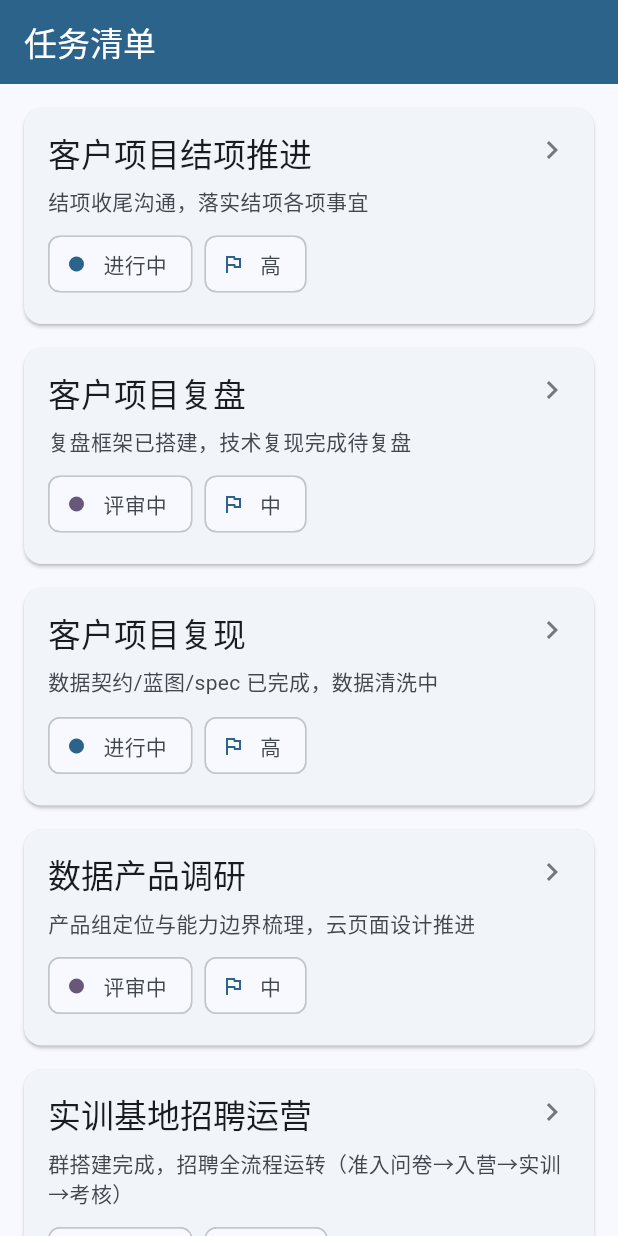
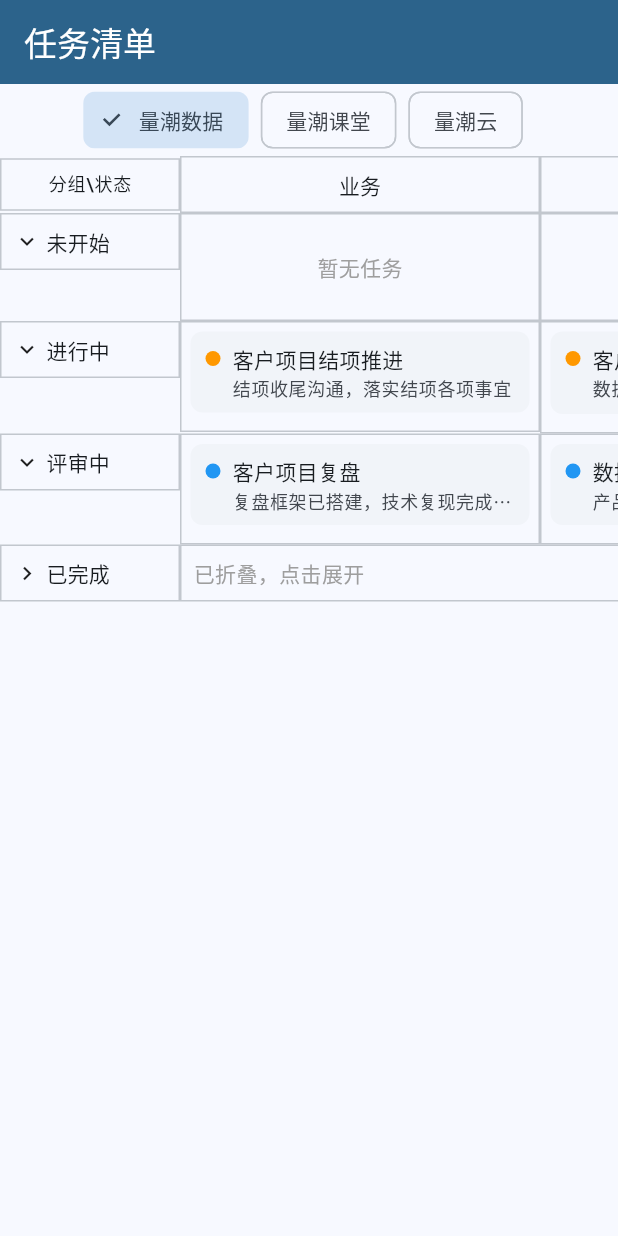
Before and after one commit to quanttide/qtcloud-execute, a Flutter app: the screen it shows after launch, on a phone screen of 412 x 824 dp. Run offline on Flutter 3.47's test engine with Material 3 defaults, Android fonts, the phone set to English and light mode, and no system bars; our stand-ins replace flutter_bloc, go_router.

Commit message:
feat(studio): 阶段4 页面收敛——二维看板页面接线 Cubit + 旧代码全删 + ROADMAP 勾选（pi 执行，76 测试全绿 build web 成功）

```diff
--- a/src/studio/lib/main.dart
+++ b/src/studio/lib/main.dart
@@ -1,9 +1,14 @@
+import 'dart:async';
+
 import 'package:flutter/material.dart';
+import 'package:flutter_bloc/flutter_bloc.dart';
 import 'package:flutter_web_plugins/url_strategy.dart';
 
 import 'data/seed_tasks.dart';
 import 'repositories/task_repository.dart';
 import 'router.dart';
+import 'states/board_cubit.dart';
+import 'states/task_list_cubit.dart';
 import 'theme.dart';
 
 void main() {
@@ -11,19 +16,69 @@
   runApp(const QuantTideExecuteStudioApp());
 }
 
-class QuantTideExecuteStudioApp extends StatelessWidget {
+/// 应用根：注入仓储（种子/本地文件），MultiBlocProvider 提供 Cubit。
+///
+/// 仓储异步加载（asset/文件 IO）——加载完成前显示 loading，失败显示错误；
+/// 测试通过 [loadRepository] 注入内存仓储（不碰文件/网络）。
+class QuantTideExecuteStudioApp extends StatefulWidget {
   const QuantTideExecuteStudioApp({super.key, this.loadRepository});
 
   /// 仓储加载器，默认从种子 asset 构建；测试可注入替换
   final Future<TaskRepository> Function()? loadRepository;
 
   @override
+  State<QuantTideExecuteStudioApp> createState() =>
+      _QuantTideExecuteStudioAppState();
+}
+
+class _QuantTideExecuteStudioAppState extends State<QuantTideExecuteStudioApp> {
+  TaskRepository? _repository;
+  Object? _error;
+
+  @override
+  void initState() {
+    super.initState();
+    unawaited(_load());
+  }
+
+  Future<void> _load() async {
+    try {
+      final TaskRepository repository =
+          await (widget.loadRepository ?? loadSeedRepository)();
+      if (!mounted) return;
+      setState(() => _repository = repository);
+    } catch (e) {
+      if (!mounted) return;
+      setState(() => _error = e);
+    }
+  }
+
+  @override
   Widget build(BuildContext context) {
+    final repository = _repository;
+    if (repository == null) {
+      // 仓储未就绪：loading / 加载失败
+      return MaterialApp(
+        title: '量潮执行云',
+        theme: buildTheme(),
+        home: Scaffold(
+          body: _error != null
+              ? Center(child: Text('加载失败：$_error'))
+              : const Center(child: CircularProgressIndicator()),
+        ),
+      );
+    }
     return MaterialApp.router(
       title: '量潮执行云',
       theme: buildTheme(),
-      routerConfig: buildRouter(
-        loadRepository: loadRepository ?? loadSeedRepository,
+      routerConfig: buildRouter(),
+      // 在 Navigator 之上提供 Cubit——页面经 context.read 消费，不直接持有仓储
+      builder: (context, child) => MultiBlocProvider(
+        providers: [
+          BlocProvider(create: (_) => TaskListCubit(repository)),
+          BlocProvider(create: (_) => BoardCubit(repository)),
+        ],
+        child: child!,
       ),
     );
   }
--- a/src/studio/lib/router.dart
+++ b/src/studio/lib/router.dart
@@ -1,30 +1,17 @@
-import 'package:flutter/material.dart';
 import 'package:go_router/go_router.dart';
 
-import 'repositories/task_repository.dart';
-import 'screens/task_detail.dart';
-import 'screens/tasks.dart';
+import 'screens/task_list_screen.dart';
 
-/// 构建应用路由：任务清单为首页，任务档案按 id 查看详情
+/// 构建应用路由：仅清单页（执行云首页——二维看板）。
 ///
-/// [loadRepository] 可由调用方注入，便于测试替换数据源。
-GoRouter buildRouter({
-  required Future<TaskRepository> Function() loadRepository,
-}) {
+/// 任务详情走弹窗（TaskDetailDialog 就地操作），不再需要 /tasks/:id 路由。
+/// Cubit 由 main.dart 的 MultiBlocProvider 注入，路由无需再传递仓储。
+GoRouter buildRouter() {
   return GoRouter(
     routes: [
       GoRoute(
         path: '/',
-        builder: (BuildContext context, GoRouterState state) =>
-            TasksScreen(loadRepository: loadRepository),
-      ),
-      GoRoute(
-        path: '/tasks/:id',
-        builder: (BuildContext context, GoRouterState state) =>
-            TaskDetailScreen(
-          taskId: state.pathParameters['id']!,
-          loadRepository: loadRepository,
-        ),
+        builder: (_, _) => const TaskListScreen(),
       ),
     ],
   );
--- /dev/null
+++ b/src/studio/lib/screens/task_list_screen.dart
@@ -0,0 +1,105 @@
+import 'dart:async';
+
+import 'package:flutter/material.dart';
+import 'package:flutter_bloc/flutter_bloc.dart';
+
+import '../models/task.dart';
+import '../states/board_cubit.dart';
+import '../states/task_list_cubit.dart';
+import '../widgets/board_view.dart';
+import '../widgets/task_detail_dialog.dart';
+import '../widgets/task_list_switcher.dart';
+
+/// 执行云首页——业务清单的二维看板页面。
+///
+/// 接线：顶部清单切换器（TaskListCubit）+ 看板（BoardCubit 投影）+ 详情弹窗。
+/// Cubit 由上层 [MultiBlocProvider] 注入（main.dart），本页只消费不创建。
+///
+/// 数据流（单向）：
+/// - initState → TaskListCubit.loadLists（清单动态加载）
+/// - currentListId 变化 → BoardCubit.loadTasks（清单切换看板跟随）
+/// - 卡片点击 → TaskDetailDialog（纯组件）→ onUpdated → BoardCubit.updateTask
+/// - 桌面拖拽跨行 → BoardCubit.updateTask（状态推进，只前进）
+class TaskListScreen extends StatefulWidget {
+  const TaskListScreen({super.key});
+
+  @override
+  State<TaskListScreen> createState() => _TaskListScreenState();
+}
+
+class _TaskListScreenState extends State<TaskListScreen> {
+  /// 已触发看板加载的清单 id——切换去重（点击当前清单不重复加载，切换无副作用）。
+  String? _loadedListId;
+
+  @override
+  void initState() {
+    super.initState();
+    unawaited(context.read<TaskListCubit>().loadLists());
+  }
+
+  /// 清单切换跟随：currentListId 变化 → 以新 id 加载看板。
+  ///
+  /// 去重：同一清单的状态刷新（如 switchList 当前项）不重复 loadTasks。
+  void _onListChanged(BuildContext context, TaskListState state) {
+    final id = state.currentListId;
+    if (id == null || id == _loadedListId) return;
+    _loadedListId = id;
+    unawaited(context.read<BoardCubit>().loadTasks(id));
+  }
+
+  /// 卡片点击 → 弹窗打开；操作回调写仓储并刷新看板（单向数据流）。
+  Future<void> _openDetail(Task task) async {
+    await TaskDetailDialog.show(
+      context,
+      task: task,
+      onUpdated: (updated) =>
+          unawaited(context.read<BoardCubit>().updateTask(updated)),
+    );
+  }
+
+  /// 桌面拖拽跨行（状态推进）：目标状态不早于当前才推进（状态只前进）。
+  void _onDrop(Task task, TaskStatus targetStatus) {
+    if (targetStatus.index < task.status.index) return;
+    if (targetStatus == task.status) return;
+    unawaited(
+      context.read<BoardCubit>().updateTask(task.advanceTo(targetStatus)),
+    );
+  }
+
+  @override
+  Widget build(BuildContext context) {
+    return Scaffold(
+      appBar: AppBar(title: const Text('任务清单')),
+      body: MultiBlocListener(
+        listeners: [
+          BlocListener<TaskListCubit, TaskListState>(
+            listener: _onListChanged,
+          ),
+        ],
+        child: Column(
+          children: [
+            // 顶部清单切换器（数据驱动——清单动态加载，不静态假设）
+            BlocBuilder<TaskListCubit, TaskListState>(
+              builder: (context, state) => TaskListSwitcher(
+                lists: state.lists,
+                currentListId: state.currentListId,
+                onSwitch: (id) =>
+                    context.read<TaskListCubit>().switchList(id),
+              ),
+            ),
+            // 二维看板（列=分组 × 行=状态——投影在 Bloc 层完成，页面纯渲染）
+            Expanded(
+              child: BlocBuilder<BoardCubit, BoardState>(
+                builder: (context, state) => BoardView(
+                  projection: state.tasks,
+                  onTaskTap: _openDetail,
+                  onTaskDrop: _onDrop,
+                ),
+              ),
+            ),
+          ],
+        ),
+      ),
+    );
+  }
+}
--- a/src/studio/lib/screens/tasks.dart
+++ /dev/null
@@ -1,146 +0,0 @@
-import 'package:flutter/material.dart';
-import 'package:go_router/go_router.dart';
-
-import '../models/task.dart';
-import '../models/task_list.dart';
-import '../repositories/task_repository.dart';
-import '../widgets/task_sections.dart';
-
-/// 任务清单页：加载全部清单任务（阶段 1 过渡展示，阶段 4 换二维看板）
-class TasksScreen extends StatefulWidget {
-  const TasksScreen({super.key, required this.loadRepository});
-
-  final Future<TaskRepository> Function() loadRepository;
-
-  @override
-  State<TasksScreen> createState() => _TasksScreenState();
-}
-
-class _TasksScreenState extends State<TasksScreen> {
-  List<Task>? _tasks;
-  String? _error;
-
-  @override
-  void initState() {
-    super.initState();
-    _loadTasks();
-  }
-
-  Future<void> _loadTasks() async {
-    try {
-      final TaskRepository repository = await widget.loadRepository();
-      final List<TaskList> lists = await repository.loadLists();
-      final List<Task> tasks = [];
-      for (final list in lists) {
-        final grouped = await repository.loadTasks(list.id);
-        for (final groupTasks in grouped.values) {
-          tasks.addAll(groupTasks);
-        }
-      }
-      if (!mounted) return;
-      setState(() => _tasks = tasks);
-    } catch (e) {
-      if (!mounted) return;
-      setState(() => _error = e.toString());
-    }
-  }
-
-  @override
-  Widget build(BuildContext context) {
-    return Scaffold(
-      appBar: AppBar(title: const Text('任务清单')),
-      body: _buildBody(context),
-    );
-  }
-
-  Widget _buildBody(BuildContext context) {
-    final tasks = _tasks;
-    if (tasks == null) {
-      return _error != null
-          ? EmptyState(message: '加载失败：$_error')
-          : const Center(child: CircularProgressIndicator());
-    }
-    if (tasks.isEmpty) {
-      return const EmptyState(message: '暂无任务');
-    }
-    return ListView.builder(
-      padding: const EdgeInsets.all(16),
-      itemCount: tasks.length,
-      itemBuilder: (BuildContext context, int index) =>
-          _TaskCard(task: tasks[index]),
-    );
-  }
-}
-
-/// 任务卡片：标题 + 状态/优先级，点击进入详情
-class _TaskCard extends StatelessWidget {
-  const _TaskCard({required this.task});
-
-  final Task task;
-
-  @override
-  Widget build(BuildContext context) {
-    final ThemeData theme = Theme.of(context);
-    return Card(
-      margin: const EdgeInsets.only(bottom: 16),
-      clipBehavior: Clip.antiAlias,
-      child: InkWell(
-        onTap: () => context.push('/tasks/${task.id}'),
-        child: Padding(
-          padding: const EdgeInsets.all(16),
-          child: Column(
-            crossAxisAlignment: CrossAxisAlignment.start,
-            children: [
-              Row(
-                crossAxisAlignment: CrossAxisAlignment.start,
-                children: [
-                  Expanded(
-                    child: Text(task.title, style: theme.textTheme.titleLarge),
-                  ),
-                  Icon(
-                    Icons.chevron_right,
-                    color: theme.colorScheme.outline,
-                  ),
-                ],
-              ),
-              const SizedBox(height: 8),
-              Text(
-                task.description,
-                style: theme.textTheme.bodyMedium?.copyWith(
-                  color: theme.colorScheme.onSurfaceVariant,
-                ),
-                maxLines: 2,
-                overflow: TextOverflow.ellipsis,
-              ),
-              const SizedBox(height: 8),
-              Wrap(
-                spacing: 8,
-                children: [
-                  Chip(
-                    avatar: Icon(
-                      Icons.circle,
-                      size: 12,
-                      color: _statusColor(theme, task.status),
-                    ),
-                    label: Text(task.status.label),
-                  ),
-                  Chip(
-                    avatar: const Icon(Icons.flag_outlined, size: 16),
-                    label: Text(task.priority.label),
-                  ),
-                ],
-              ),
-            ],
-          ),
-        ),
-      ),
-    );
-  }
-
-  Color _statusColor(ThemeData theme, TaskStatus status) => switch (status) {
-    TaskStatus.notStarted => theme.colorScheme.outline,
-    TaskStatus.inProgress => theme.colorScheme.primary,
-    TaskStatus.reviewing => theme.colorScheme.tertiary,
-    TaskStatus.done => theme.colorScheme.secondary,
-  };
-}
```
Also changed, not shown: src/studio/lib/screens/task_detail.dart (deleted, +0 -85 lines), src/studio/lib/widgets/task_archive.dart (deleted, +0 -35 lines), src/studio/lib/widgets/task_sections.dart (deleted, +0 -71 lines), 3 other files.
